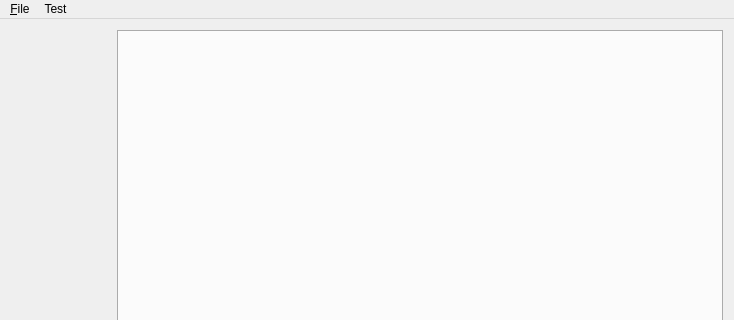
The window that src/mainwindow.ui (tibob/yasw) describes before a commit, drawn with Qt 5; both pictures show x 0 to 734 and y 0 to 320 of the 734 by 576 pixel window.
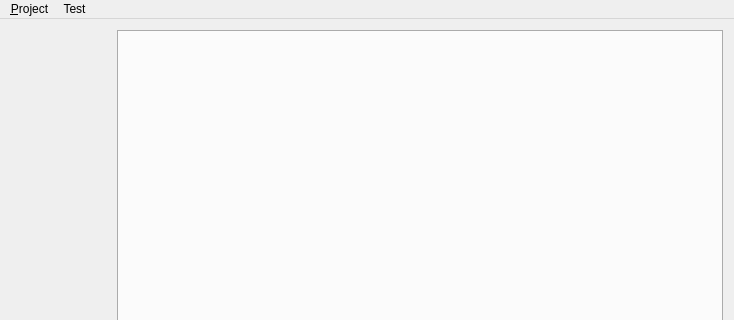
The same window after the commit. Custom widgets are drawn as their Qt base class.

Commit message: - Concept of save a project to file

Diff of the .ui file:
```diff
--- a/src/mainwindow.ui
+++ b/src/mainwindow.ui
@@ -69,12 +69,12 @@
      <x>0</x>
      <y>0</y>
      <width>734</width>
-     <height>24</height>
+     <height>25</height>
     </rect>
    </property>
    <widget class="QMenu" name="menu_File">
     <property name="title">
-     <string>&amp;File</string>
+     <string>&amp;Project</string>
     </property>
     <addaction name="actionQuit"/>
    </widget>
```
Left out of the diff: 31 changed lines with no effect on the pictures. The commit also changes 2 other files.
